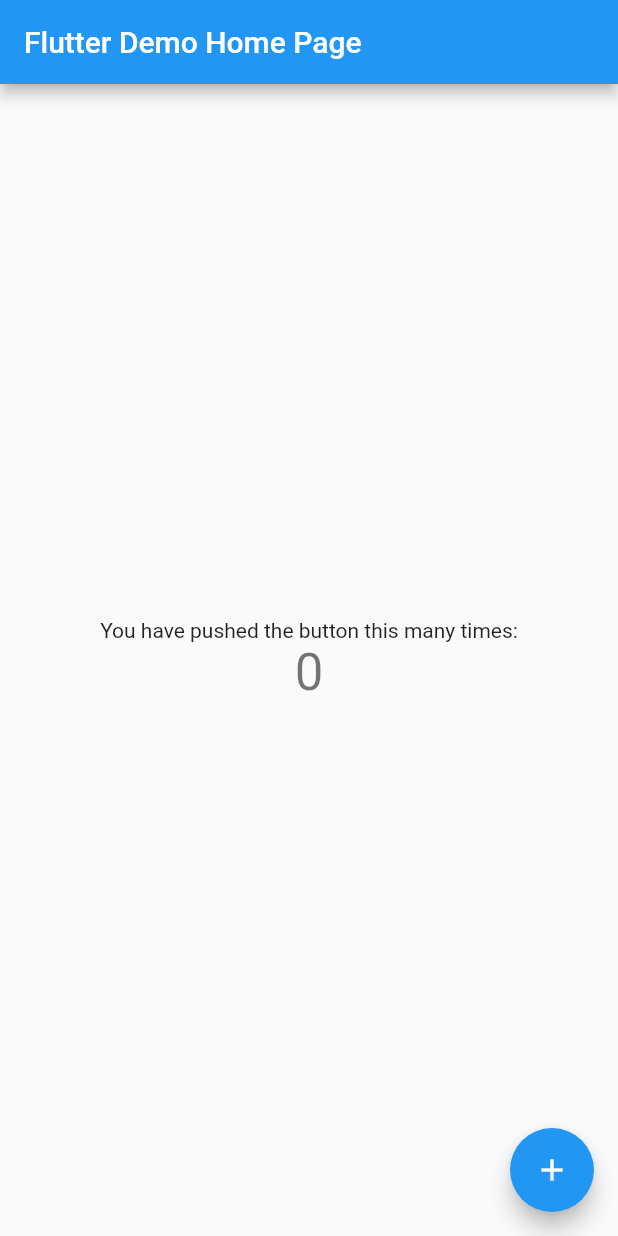
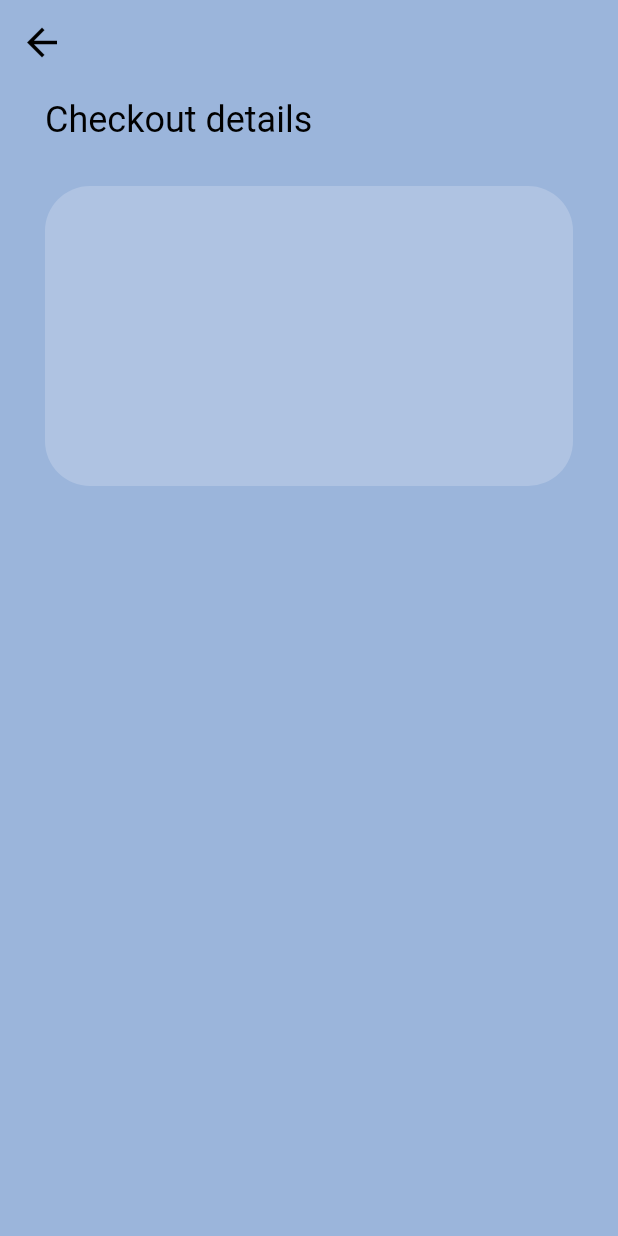
Before and after one commit to NodirbekRasuljonov/creditcardui, a Flutter app: the screen it shows after launch, on a phone screen of 412 x 824 dp. Run offline on Flutter 3.47's test engine with Material 2 defaults, Android fonts, the phone set to English and light mode, and no system bars.

Commit message:
added some ui changes

```diff
--- /dev/null
+++ b/lib/colors/color_const.dart
@@ -0,0 +1,8 @@
+import 'package:flutter/material.dart';
+
+class ColorConst {
+  static Color kBackgroundColor = Color(0xff9BB5DB);
+  static Color kTextColor = Colors.black;
+  static Color kCardColor=Color.fromRGBO(175, 195, 226, 1);
+
+}
--- a/lib/main.dart
+++ b/lib/main.dart
@@ -1,7 +1,9 @@
 import 'package:flutter/material.dart';
+import 'package:paymentcardui/colors/color_const.dart';
+import 'package:paymentcardui/page/home_page.dart';
 
 void main() {
-  runApp(const MyApp());
+  runApp( const MyApp());
 }
 
 class MyApp extends StatelessWidget {
@@ -11,105 +13,10 @@ class MyApp extends StatelessWidget {
   @override
   Widget build(BuildContext context) {
     return MaterialApp(
-      title: 'Flutter Demo',
-      theme: ThemeData(
-        // This is the theme of your application.
-        //
-        // Try running your application with "flutter run". You'll see the
-        // application has a blue toolbar. Then, without quitting the app, try
-        // changing the primarySwatch below to Colors.green and then invoke
-        // "hot reload" (press "r" in the console where you ran "flutter run",
-        // or simply save your changes to "hot reload" in a Flutter IDE).
-        // Notice that the counter didn't reset back to zero; the application
-        // is not restarted.
-        primarySwatch: Colors.blue,
-      ),
-      home: const MyHomePage(title: 'Flutter Demo Home Page'),
+      title: 'Payment Card',
+      debugShowCheckedModeBanner: false,
+      theme: ThemeData.light(),
+      home: const HomePage(),
     );
   }
 }
-
-class MyHomePage extends StatefulWidget {
-  const MyHomePage({super.key, required this.title});
-
-  // This widget is the home page of your application. It is stateful, meaning
-  // that it has a State object (defined below) that contains fields that affect
-  // how it looks.
-
-  // This class is the configuration for the state. It holds the values (in this
-  // case the title) provided by the parent (in this case the App widget) and
-  // used by the build method of the State. Fields in a Widget subclass are
-  // always marked "final".
-
-  final String title;
-
-  @override
-  State<MyHomePage> createState() => _MyHomePageState();
-}
-
-class _MyHomePageState extends State<MyHomePage> {
-  int _counter = 0;
-
-  void _incrementCounter() {
-    setState(() {
-      // This call to setState tells the Flutter framework that something has
-      // changed in this State, which causes it to rerun the build method below
-      // so that the display can reflect the updated values. If we changed
-      // _counter without calling setState(), then the build method would not be
-      // called again, and so nothing would appear to happen.
-      _counter++;
-    });
-  }
-
-  @override
-  Widget build(BuildContext context) {
-    // This method is rerun every time setState is called, for instance as done
-    // by the _incrementCounter method above.
-    //
-    // The Flutter framework has been optimized to make rerunning build methods
-    // fast, so that you can just rebuild anything that needs updating rather
-    // than having to individually change instances of widgets.
-    return Scaffold(
-      appBar: AppBar(
-        // Here we take the value from the MyHomePage object that was created by
-        // the App.build method, and use it to set our appbar title.
-        title: Text(widget.title),
-      ),
-      body: Center(
-        // Center is a layout widget. It takes a single child and positions it
-        // in the middle of the parent.
-        child: Column(
-          // Column is also a layout widget. It takes a list of children and
-          // arranges them vertically. By default, it sizes itself to fit its
-          // children horizontally, and tries to be as tall as its parent.
-          //
-          // Invoke "debug painting" (press "p" in the console, choose the
-          // "Toggle Debug Paint" action from the Flutter Inspector in Android
-          // Studio, or the "Toggle Debug Paint" command in Visual Studio Code)
-          // to see the wireframe for each widget.
-          //
-          // Column has various properties to control how it sizes itself and
-          // how it positions its children. Here we use mainAxisAlignment to
-          // center the children vertically; the main axis here is the vertical
-          // axis because Columns are vertical (the cross axis would be
-          // horizontal).
-          mainAxisAlignment: MainAxisAlignment.center,
-          children: <Widget>[
-            const Text(
-              'You have pushed the button this many times:',
-            ),
-            Text(
-              '$_counter',
-              style: Theme.of(context).textTheme.headlineMedium,
-            ),
-          ],
-        ),
-      ),
-      floatingActionButton: FloatingActionButton(
-        onPressed: _incrementCounter,
-        tooltip: 'Increment',
-        child: const Icon(Icons.add),
-      ), // This trailing comma makes auto-formatting nicer for build methods.
-    );
-  }
-}
--- /dev/null
+++ b/lib/page/home_page.dart
@@ -0,0 +1,60 @@
+import 'package:flutter/material.dart';
+import 'package:flutter/src/widgets/framework.dart';
+import 'package:flutter/src/widgets/placeholder.dart';
+import 'package:paymentcardui/colors/color_const.dart';
+
+class HomePage extends StatelessWidget {
+  const HomePage({super.key});
+
+  @override
+  Widget build(BuildContext context) {
+    return Scaffold(
+      backgroundColor: ColorConst.kBackgroundColor,
+      appBar: appBar(context),
+      body: Padding(
+        padding: EdgeInsets.symmetric(horizontal: 30.0, vertical: 10),
+        child: Column(
+          crossAxisAlignment: CrossAxisAlignment.start,
+          children: [
+            Text(
+              "Checkout details",
+              style: TextStyle(
+                  color: ColorConst.kTextColor,
+                  fontSize: 24.0,
+                  fontWeight: FontWeight.w400),
+            ),
+            const SizedBox(
+              height: 30.0,
+            ),
+            Container(
+              height: 200.0,
+              width: 361,
+              decoration: BoxDecoration(
+                borderRadius: BorderRadius.circular(30.0),
+                color: ColorConst.kCardColor,
+              ),
+            )
+          ],
+        ),
+      ),
+    );
+  }
+
+  AppBar appBar(BuildContext context) {
+    return AppBar(
+      primary: true,
+      elevation: 0.0,
+      leading: IconButton(
+        onPressed: () {
+          Navigator.pop(context);
+        },
+        icon: const Icon(
+          Icons.arrow_back_outlined,
+          color: Colors.black,
+          size: 30.0,
+        ),
+      ),
+      backgroundColor: Colors.transparent,
+    );
+  }
+}
--- a/pubspec.yaml
+++ b/pubspec.yaml
@@ -59,9 +59,9 @@ flutter:
   uses-material-design: true
 
   # To add assets to your application, add an assets section, like this:
-  # assets:
-  #   - images/a_dot_burr.jpeg
-  #   - images/a_dot_ham.jpeg
+  assets:
+    - assets/icons/
+    - assets/images/
 
   # An image asset can refer to one or more resolution-specific "variants", see
   # https://flutter.dev/assets-and-images/#resolution-aware
```
Also changed, not shown: assets/images/chip.png (added), 1 other file.
